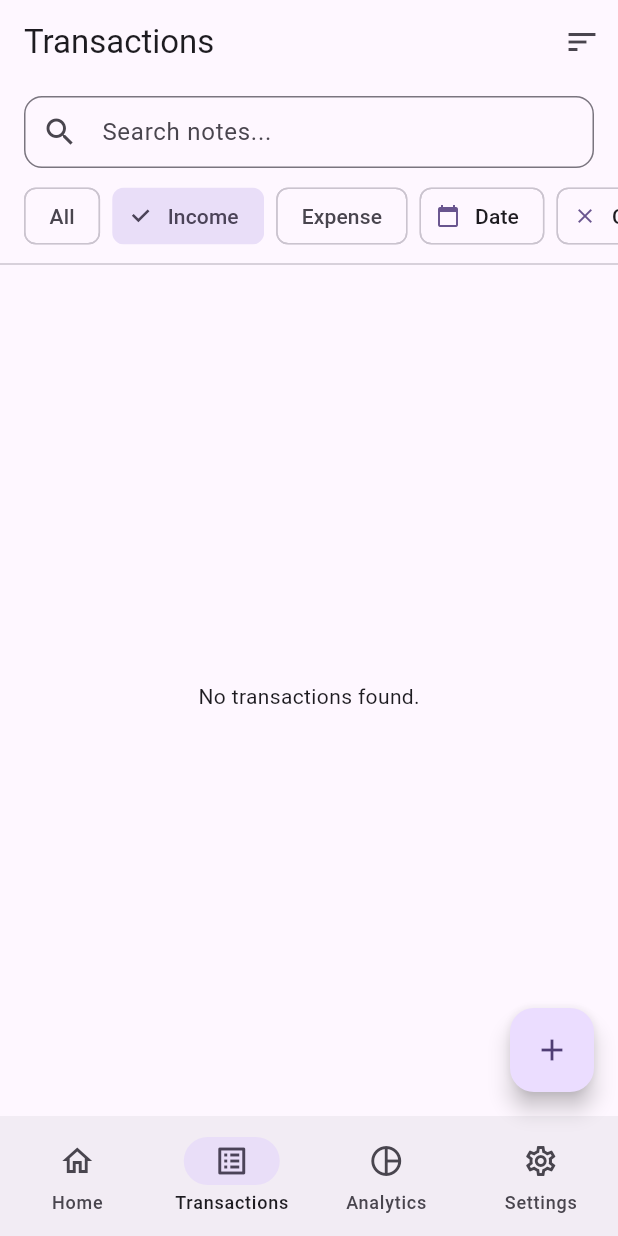
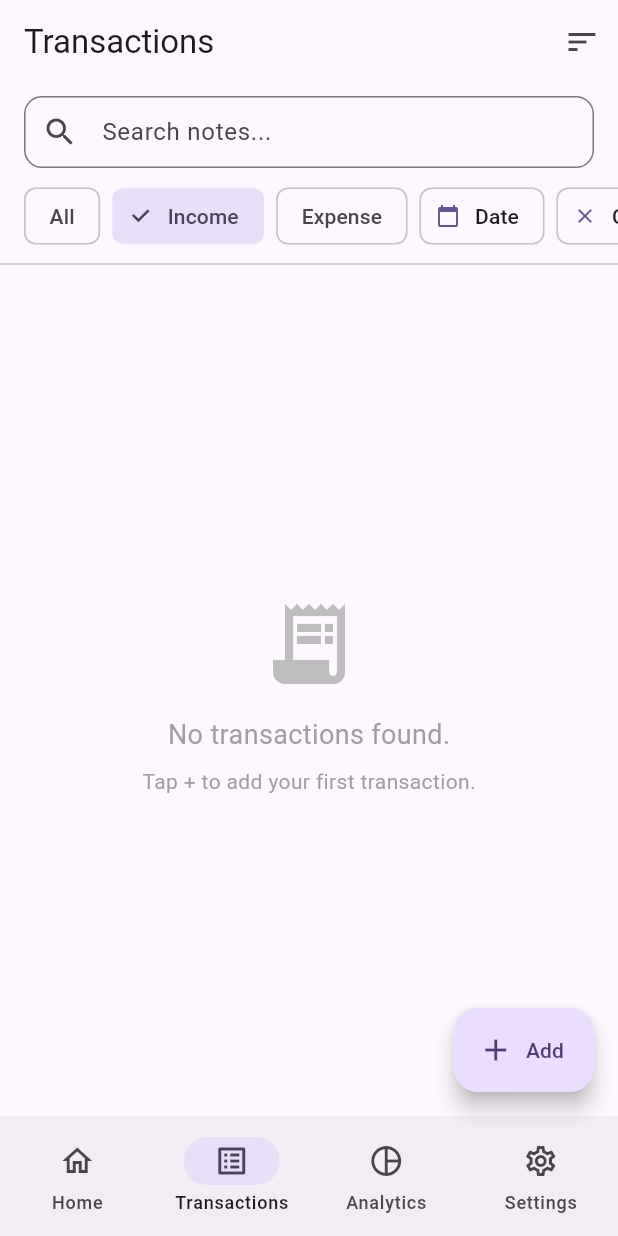
Before and after one commit to thanseer02/exp_trck, a Flutter app: the screen it shows after launch, item 2 of the bottom bar chosen, after a tap on "Income", on a phone screen of 412 x 824 dp. Run offline on Flutter 3.47's test engine with Material 3 defaults, Android fonts, the phone set to English and light mode, and no system bars; our stand-ins replace drift, shared_preferences; accounts and stored records are empty; generated files the repository leaves out were written again.

Commit message:
feat: enhance UI with ChoiceChips for category selection, floating action button labels, and improved empty state visualizations

```diff
--- a/lib/views/dashboard_view.dart
+++ b/lib/views/dashboard_view.dart
@@ -73,7 +73,7 @@ class _DashboardViewState extends State<DashboardView> {
                   const SizedBox(height: 8),
                   Text(
                     '${context.read<SettingsViewModel>().currencySymbol}${viewModel.balance.toStringAsFixed(2)}',
-                    style: const TextStyle(fontSize: 36, fontWeight: FontWeight.bold),
+                    style: const TextStyle(fontSize: 42, fontWeight: FontWeight.bold, letterSpacing: -1.0),
                   ),
                 ],
               ),
@@ -145,9 +145,17 @@ class _DashboardViewState extends State<DashboardView> {
             ),
             const SizedBox(height: 16),
             if (viewModel.topSpending.isEmpty)
-              const Padding(
-                padding: EdgeInsets.symmetric(vertical: 16.0),
-                child: Center(child: Text('No expenses recorded this month.', style: TextStyle(color: Colors.grey))),
+              Padding(
+                padding: const EdgeInsets.symmetric(vertical: 24.0),
+                child: Center(
+                  child: Column(
+                    children: [
+                      Icon(Icons.pie_chart_outline, size: 48, color: Colors.grey.shade300),
+                      const SizedBox(height: 8),
+                      const Text('No expenses recorded this month.', style: TextStyle(color: Colors.grey)),
+                    ],
+                  ),
+                ),
               )
             else
               ...viewModel.topSpending.map((spending) {
@@ -184,9 +192,17 @@ class _DashboardViewState extends State<DashboardView> {
             ),
             const SizedBox(height: 16),
             if (viewModel.recentTransactions.isEmpty)
-              const Padding(
-                padding: EdgeInsets.symmetric(vertical: 32.0),
-                child: Center(child: Text('No recent transactions.', style: TextStyle(color: Colors.grey))),
+              Padding(
+                padding: const EdgeInsets.symmetric(vertical: 32.0),
+                child: Center(
+                  child: Column(
+                    children: [
+                      Icon(Icons.receipt_long, size: 48, color: Colors.grey.shade300),
+                      const SizedBox(height: 8),
+                      const Text('No recent transactions.', style: TextStyle(color: Colors.grey)),
+                    ],
+                  ),
+                ),
               )
             else
               ...viewModel.recentTransactions.map((tx) {
--- a/lib/views/main_navigation_view.dart
+++ b/lib/views/main_navigation_view.dart
@@ -35,14 +35,15 @@ class _MainNavigationViewState extends State<MainNavigationView> {
         index: _currentIndex,
         children: _screens,
       ),
-      floatingActionButton: FloatingActionButton(
+      floatingActionButton: FloatingActionButton.extended(
         onPressed: () {
           Navigator.push(
             context,
             MaterialPageRoute(builder: (context) => const AddEditTransactionView()),
           );
         },
-        child: const Icon(Icons.add),
+        icon: const Icon(Icons.add),
+        label: const Text('Add'),
       ),
       bottomNavigationBar: NavigationBar(
         selectedIndex: _currentIndex,
--- a/lib/views/transactions_view.dart
+++ b/lib/views/transactions_view.dart
@@ -190,7 +190,18 @@ class _TransactionsViewState extends State<TransactionsView> {
             child: vm.isLoading
                 ? const Center(child: CircularProgressIndicator())
                 : filteredTx.isEmpty
-                    ? const Center(child: Text('No transactions found.'))
+                    ? Center(
+                        child: Column(
+                          mainAxisAlignment: MainAxisAlignment.center,
+                          children: [
+                            Icon(Icons.receipt_long, size: 64, color: Colors.grey.shade400),
+                            const SizedBox(height: 16),
+                            const Text('No transactions found.', style: TextStyle(fontSize: 18, color: Colors.grey)),
+                            const SizedBox(height: 8),
+                            const Text('Tap + to add your first transaction.', style: TextStyle(color: Colors.grey)),
+                          ],
+                        ),
+                      )
                     : ListView.builder(
                         itemCount: groupedTx.length,
                         itemBuilder: (context, index) {
```
Also changed, not shown: lib/views/add_edit_transaction_view.dart (+55 -21 lines).
